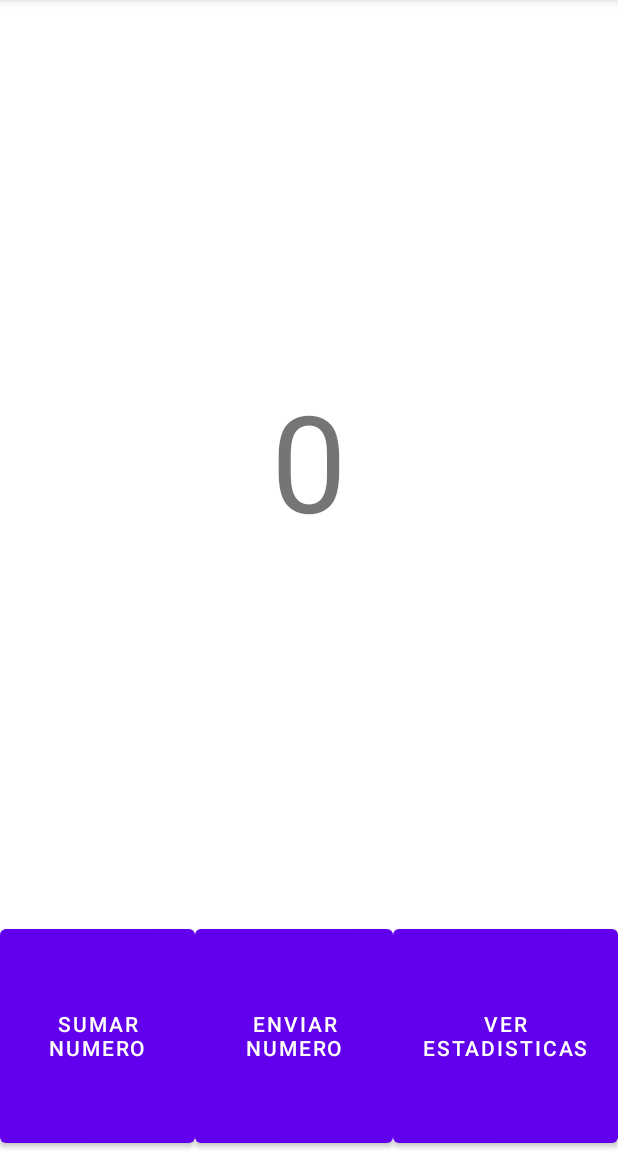
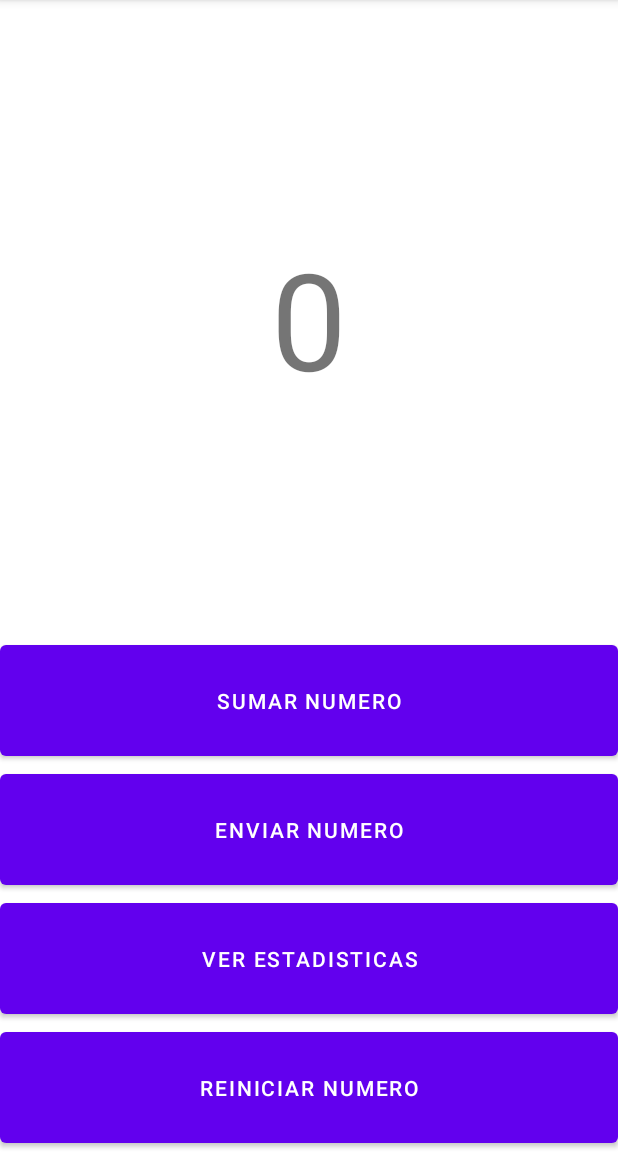
Before and after one commit to alexferlozano/juego21, an Android app: the screen it shows after launch (MainActivity), on a phone screen of 412 x 824 dp, the part 84-1236 px from its top. Run offline under Robolectric (Android 15) with nearby library versions, the phone set to English and light mode, and no system bars; our stand-ins replace Volley.

Commit message:
Ya suma el numero

```diff
--- a/app/src/main/java/com/example/loteria/MainActivity.java
+++ b/app/src/main/java/com/example/loteria/MainActivity.java
@@ -25,7 +25,7 @@ import java.util.List;
 
 public class MainActivity extends AppCompatActivity {
     private RequestQueue queue;
-    private int suma;
+    private int suma=0;
     @Override
     protected void onCreate(Bundle savedInstanceState) {
         super.onCreate(savedInstanceState);
@@ -47,7 +47,7 @@ public class MainActivity extends AppCompatActivity {
                 try {
                     suma+=response.getInt("numero");
                     TextView textView= findViewById(R.id.numero);
-                    textView.setText(suma);
+                    textView.setText(String.valueOf(suma));
                 } catch (JSONException e) {
                     e.printStackTrace();
                 }
@@ -85,4 +85,10 @@ public class MainActivity extends AppCompatActivity {
         });
         queue.add(request);
     }
+
+    public void Reiniciar(View view) {
+        suma=0;
+        TextView textView= findViewById(R.id.numero);
+        textView.setText(String.valueOf(suma));
+    }
 }
--- a/app/src/main/res/layout/activity_main.xml
+++ b/app/src/main/res/layout/activity_main.xml
@@ -10,7 +10,7 @@
     <RelativeLayout
         android:layout_width="match_parent"
         android:layout_height="wrap_content"
-        android:layout_weight="5"
+        android:layout_weight="4"
         >
         <TextView
             android:layout_width="wrap_content"
@@ -24,30 +24,39 @@
     <LinearLayout
         android:layout_width="match_parent"
         android:layout_height="wrap_content"
-        android:layout_weight="1"
-        android:weightSum="3">
+        android:layout_weight="2"
+        android:weightSum="4"
+        android:orientation="vertical">
         <Button
-            android:layout_width="wrap_content"
+            android:layout_width="match_parent"
             android:layout_height="match_parent"
             android:text="Sumar numero"
             android:layout_weight="1"
             android:onClick="sumarNumero"
             />
         <Button
-            android:layout_width="wrap_content"
+            android:layout_width="match_parent"
             android:layout_height="match_parent"
             android:text="Enviar numero"
             android:layout_weight="1"
             android:onClick="enviarNumero"
             />
         <Button
-            android:layout_width="wrap_content"
+            android:layout_width="match_parent"
             android:layout_height="match_parent"
             android:text="Ver estadisticas"
             android:layout_weight="1"
             android:id="@+id/Ver_Estadisticas"
             android:onClick="verEstadisticas"
             />
+        <Button
+            android:layout_width="match_parent"
+            android:layout_height="match_parent"
+            android:text="Reiniciar Numero"
+            android:layout_weight="1"
+            android:id="@+id/ReiniciarValor"
+            android:onClick="Reiniciar"
+            />
     </LinearLayout>
 
 </LinearLayout>
--- a/app/src/main/res/layout/lista_personas.xml
+++ b/app/src/main/res/layout/lista_personas.xml
@@ -6,7 +6,7 @@
     android:layout_height="wrap_content"
     android:id="@+id/lista"
     android:animateLayoutChanges="true"
-    app:cardElevation="10dp"
+    app:cardElevation="5dp"
     app:cardCornerRadius="4dp"
     app:cardUseCompatPadding="true">
     <LinearLayout
```
